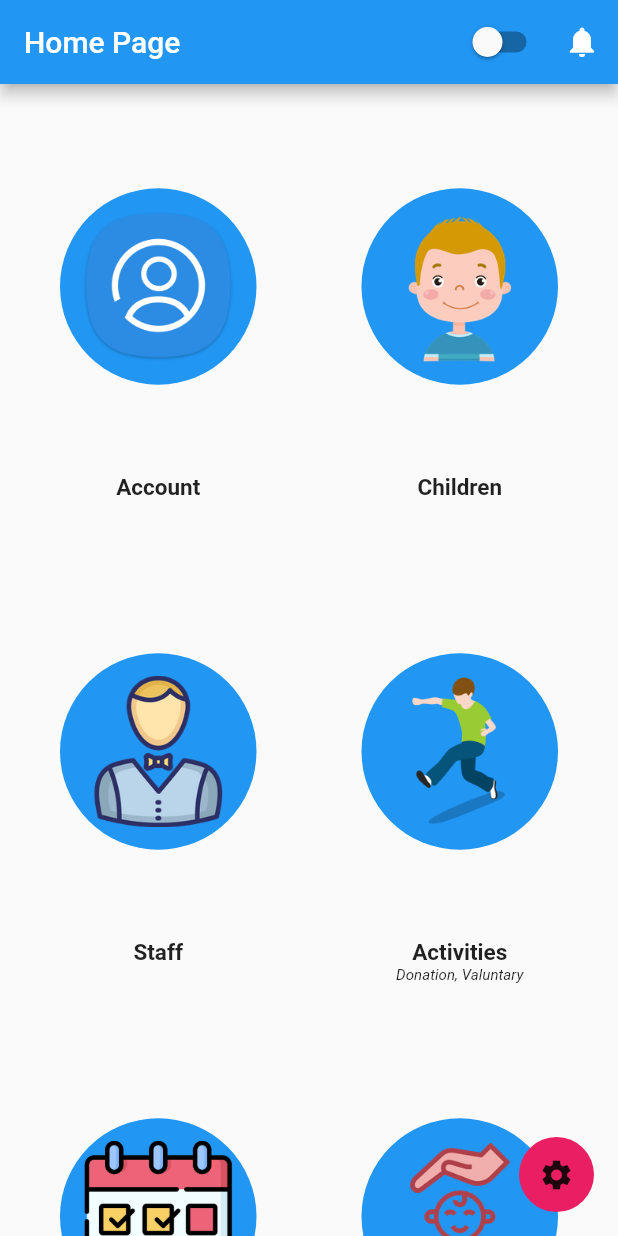
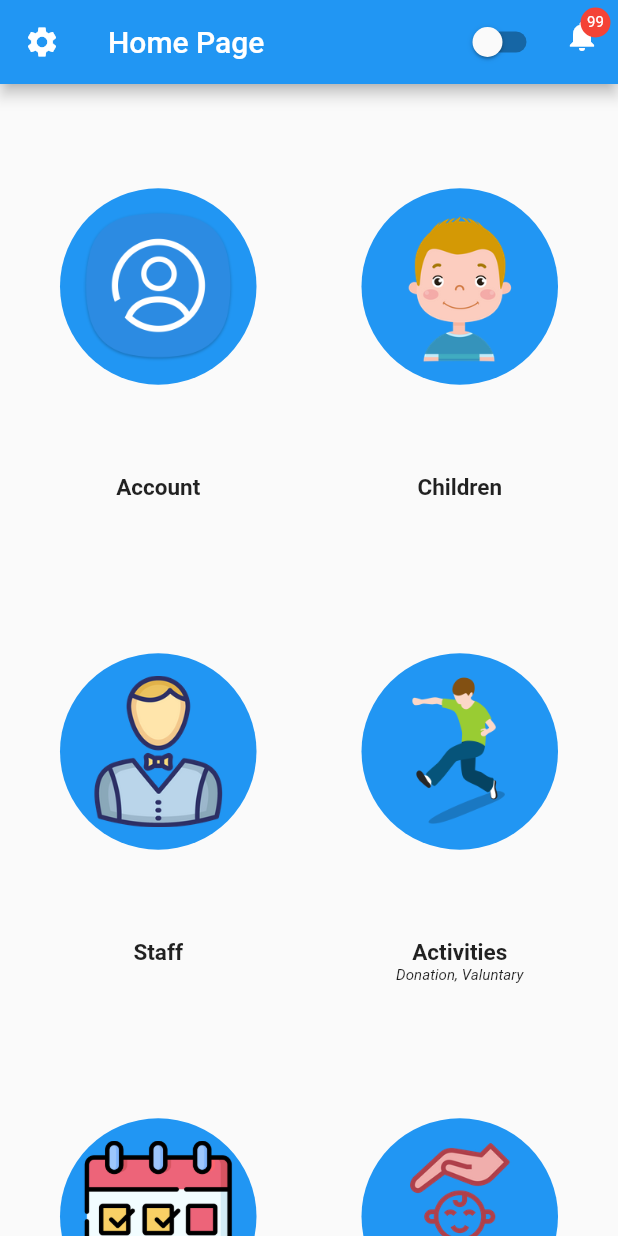
Before and after one commit to F4-Plus-DUT/Mobile-orphanage-management, a Flutter app: the Home screen opened directly, on a phone screen of 412 x 824 dp. Run offline on Flutter 3.47's test engine with Material 2 defaults, Android fonts, the phone set to English and light mode, and no system bars; our stand-ins replace flutter_spinkit; project files that could hold a hidden picture were left out.

Commit message:
update noti

```diff
--- a/lib/pages/home.dart
+++ b/lib/pages/home.dart
@@ -7,7 +7,11 @@ import 'package:orphanage_management_system/services/theme_manager.dart';
 import 'package:orphanage_management_system/services/theme_constant.dart';
 import 'package:orphanage_management_system/services/category_service.dart';
 
+import '../models/User.dart';
+
 class MyApp extends StatefulWidget {
+  late User? currentUser;
+  MyApp({this.currentUser});
   @override
   _MyAppState createState() => _MyAppState();
 }
@@ -52,12 +56,38 @@ ThemeManager _themeManager = ThemeManager();
 
 class _HomeState extends State<Home> {
   List<Category> categories = CategoryService.getAllCategories();
-
+  ValueNotifier<int> count_unread = ValueNotifier(99);
   @override
   Widget build(BuildContext context) {
     return Scaffold(
       // backgroundColor: Colors.white,
       appBar: AppBar(
+        leading: Container(
+            width: 50.0,
+            height: 50.0,
+            decoration: new BoxDecoration(
+                color: Colors.blue, borderRadius: BorderRadius.circular(50.0)),
+            child: Container(
+              child: PopupMenuButton<String>(
+                color: Colors.blue,
+                icon: Icon(Icons.settings),
+                onSelected: choiceAction,
+                itemBuilder: (BuildContext context) {
+                  return SettingConstant.choices.map((choice) {
+                    return PopupMenuItem<String>(
+                      height: 30,
+                      padding: EdgeInsets.all(5),
+                      mouseCursor: MaterialStateMouseCursor.clickable,
+                      value: choice,
+                      child: Text(
+                        choice,
+                        style: TextStyle(color: Colors.white, fontSize: 15.0),
+                      ),
+                    );
+                  }).toList();
+                },
+              ),
+            )),
         title: Text('Home Page'),
         backgroundColor: Colors.blue,
         actions: [
@@ -66,13 +96,39 @@ class _HomeState extends State<Home> {
               onChanged: (newValue) {
                 _themeManager.toggleTheme(newValue);
               }),
-          IconButton(
-            icon: const Icon(Icons.notifications),
-            tooltip: 'Notifications',
-            mouseCursor: MouseCursor.defer,
-            hoverColor: Colors.red,
-            onPressed: () {
-              print("Notifications");
+          ValueListenableBuilder(
+            valueListenable: count_unread,
+            builder: (context, value, child) {
+              return Stack(children: [
+                IconButton(
+                  icon: const Icon(Icons.notifications, color: Colors.white),
+                  tooltip: 'Notifications',
+                  mouseCursor: MouseCursor.defer,
+                  hoverColor: Colors.red,
+                  onPressed: () {
+                    count_unread.value++;
+                  },
+                ),
+                Positioned(
+                  left: 23,
+                  top: 5,
+                  child: Container(
+                    width: 20,
+                    height: 20,
+                    // color: Colors.red,
+                    decoration: BoxDecoration(
+                        shape: BoxShape.circle,
+                        color: Colors.red,
+                        border: Border.all(color: Colors.red)),
+                    child: Center(
+                      child: Text(
+                        count_unread.value.toString(),
+                        style: TextStyle(color: Colors.white, fontSize: 10),
+                      ),
+                    ),
+                  ),
+                )
+              ]);
             },
           ),
         ],
@@ -160,32 +216,6 @@ class _HomeState extends State<Home> {
           ),
         ),
       ),
-      floatingActionButton: Container(
-          width: 50.0,
-          height: 50.0,
-          decoration: new BoxDecoration(
-              color: Colors.pink, borderRadius: BorderRadius.circular(50.0)),
-          child: Container(
-            child: PopupMenuButton<String>(
-              color: Colors.pinkAccent,
-              icon: Icon(Icons.settings),
-              onSelected: choiceAction,
-              itemBuilder: (BuildContext context) {
-                return SettingConstant.choices.map((choice) {
-                  return PopupMenuItem<String>(
-                    height: 30,
-                    padding: EdgeInsets.all(5),
-                    mouseCursor: MaterialStateMouseCursor.clickable,
-                    value: choice,
-                    child: Text(
-                      choice,
-                      style: TextStyle(color: Colors.white, fontSize: 15.0),
-                    ),
-                  );
-                }).toList();
-              },
-            ),
-          )),
     );
   }
 
--- a/lib/pages/utils.dart
+++ b/lib/pages/utils.dart
@@ -7,7 +7,7 @@ import 'package:orphanage_management_system/pages/staff_page.dart';
 import 'package:orphanage_management_system/pages/user.dart';
 
 class Utility {
-  static String BASE_URL = "https://c13b-14-236-42-223.ap.ngrok.io/";
+  static String BASE_URL = "https://orphanage-management.herokuapp.com/";
   static String ACCESS_TOKEN =
       'eyJ0eXAiOiJKV1QiLCJhbGciOiJIUzI1NiJ9.eyJ0b2tlbl90eXBlIjoiYWNjZXNzIiwiZXhwIjoxNjY1OTg4MzQwLCJpYXQiOjE2NjU5MDE5NDAsImp0aSI6Ijk4NWJlYzUxYzIxNzRjMmFiYjc1YThjYzZiYjczNTQ5IiwidXNlcl9pZCI6IjYwNzBhODVkLWIyZWUtNDcwMS05YzllLThjZDVkODMwNmVhZiJ9.12E-dbX-DOyWs6VZ-_c1ZDoNQQnMC42qERa9v1pZyaE';
   static String DEFAULT_AVATAR =
```
Also changed, not shown: lib/services/category_service.dart (+77 -0 lines).
